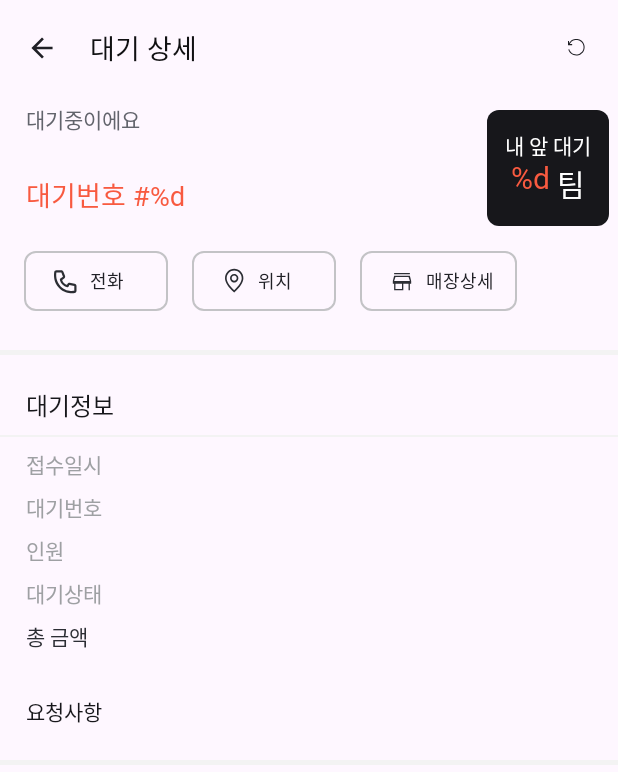
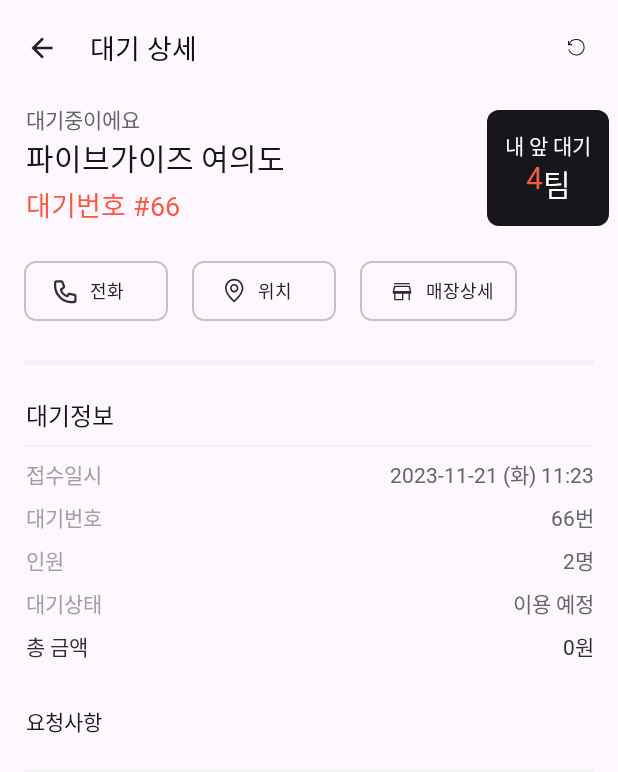
Before and after one commit to DOSOPT-CDS-TABLING/Tabling-Android, an Android app: the WaitingDetailActivity screen opened directly, with no data from a screen before it, on a phone screen of 412 x 824 dp. Shown: the top 772 px of the screen. Run offline under Robolectric (Android 15) with nearby library versions, the phone set to English and light mode, and no system bars; our stand-ins replace data binding.

Commit message:
[feat] #6 DataBinding 연결

```diff
--- a/app/src/main/java/org/sopt/tabling/presentation/waiting/WaitingDetailActivity.kt
+++ b/app/src/main/java/org/sopt/tabling/presentation/waiting/WaitingDetailActivity.kt
@@ -1,12 +1,18 @@
 package org.sopt.tabling.presentation.waiting
 
-import androidx.appcompat.app.AppCompatActivity
 import android.os.Bundle
+import androidx.activity.viewModels
 import org.sopt.tabling.R
+import org.sopt.tabling.databinding.ActivityWaitingDetailBinding
+import org.sopt.tabling.util.binding.BindingActivity
 
-class WaitingDetailActivity : AppCompatActivity() {
+class WaitingDetailActivity :
+    BindingActivity<ActivityWaitingDetailBinding>(R.layout.activity_waiting_detail) {
+    private val waitingViewModel by viewModels<WaitingViewModel>()
+
     override fun onCreate(savedInstanceState: Bundle?) {
         super.onCreate(savedInstanceState)
-        setContentView(R.layout.activity_waiting_detail)
+
+        binding.waitingData = waitingViewModel.waitingDetail.value
     }
 }
--- a/app/src/main/res/layout/activity_waiting_detail.xml
+++ b/app/src/main/res/layout/activity_waiting_detail.xml
@@ -6,8 +6,8 @@
     <data>
 
         <variable
-            name="dummyViewModel"
-            type="org.sopt.tabling.presentation.dummy.DummyViewModel" />
+            name="waitingData"
+            type="org.sopt.tabling.data.model.response.ResponseWaitingDetailDto.WaitingDetailData" />
     </data>
 
     <androidx.constraintlayout.widget.ConstraintLayout
@@ -44,6 +44,7 @@
             android:layout_width="wrap_content"
             android:layout_height="wrap_content"
             android:layout_marginStart="17dp"
+            android:text="@{waitingData.shopName}"
             android:textAppearance="@style/TextAppearance.H1"
             android:textColor="@color/gray_700"
             app:layout_constraintStart_toStartOf="parent"
@@ -56,22 +57,23 @@
             android:layout_height="wrap_content"
             android:layout_marginStart="17dp"
             android:layout_marginTop="3dp"
-            android:text="@string/waiting_number_primary"
+            android:text="@{@string/waiting_number_primary(waitingData.waitingNumber)}"
             android:textAppearance="@style/TextAppearance.H2"
             android:textColor="@color/primary"
             app:layout_constraintStart_toStartOf="parent"
-            app:layout_constraintTop_toBottomOf="@id/tv_waiting_detail_name" />
+            app:layout_constraintTop_toBottomOf="@id/tv_waiting_detail_name"
+            tools:text="@string/waiting_number_primary" />
 
         <androidx.constraintlayout.widget.ConstraintLayout
             android:layout_width="wrap_content"
             android:layout_height="wrap_content"
+            android:layout_marginTop="9dp"
+            android:layout_marginEnd="6dp"
             android:background="@drawable/shape_8dp_bg_gray_700"
-            android:layout_marginTop="9dp"
             android:paddingStart="12dp"
+            android:paddingTop="13dp"
             android:paddingEnd="12dp"
-            android:paddingTop="13dp"
             android:paddingBottom="13dp"
-            android:layout_marginEnd="6dp"
             app:layout_constraintEnd_toEndOf="parent"
             app:layout_constraintTop_toBottomOf="@id/tb_waiting_detail">
 
@@ -89,10 +91,11 @@
                 android:id="@+id/tv_front_waiting_number"
                 android:layout_width="wrap_content"
                 android:layout_height="wrap_content"
-                android:text="@string/front_waiting_number"
+                android:text="@{@string/front_waiting_number(waitingData.beforeCount)}"
                 android:textAppearance="@style/TextAppearance.H1"
                 android:textColor="@color/primary"
                 app:layout_constraintEnd_toStartOf="@id/tv_front_waiting_team"
+                app:layout_constraintHorizontal_chainStyle="packed"
                 app:layout_constraintStart_toStartOf="parent"
                 app:layout_constraintTop_toBottomOf="@id/tv_front_waiting" />
 
@@ -147,7 +150,7 @@
 
         <View
             android:id="@+id/view_waiting_horizontal_3dp"
-            android:layout_width="wrap_content"
+            android:layout_width="0dp"
             android:layout_height="3dp"
             android:layout_marginStart="16dp"
             android:layout_marginTop="22dp"
@@ -171,7 +174,7 @@
 
         <View
             android:id="@+id/view_waiting_horizontal_1dp"
-            android:layout_width="wrap_content"
+            android:layout_width="0dp"
             android:layout_height="1dp"
             android:layout_marginStart="16dp"
             android:layout_marginTop="8dp"
@@ -199,6 +202,7 @@
             android:layout_height="wrap_content"
             android:layout_marginTop="8dp"
             android:layout_marginEnd="16dp"
+            android:text="@{waitingData.orderDate}"
             android:textAppearance="@style/TextAppearance.Body2.SemiBold"
             android:textColor="@color/gray_300"
             app:layout_constraintEnd_toEndOf="parent"
@@ -223,6 +227,7 @@
             android:layout_height="wrap_content"
             android:layout_marginTop="8dp"
             android:layout_marginEnd="16dp"
+            android:text="@{@string/waiting_number_data(waitingData.waitingNumber)}"
             android:textAppearance="@style/TextAppearance.Body2.SemiBold"
             android:textColor="@color/gray_300"
             app:layout_constraintEnd_toEndOf="parent"
@@ -247,6 +252,7 @@
             android:layout_height="wrap_content"
             android:layout_marginTop="8dp"
             android:layout_marginEnd="16dp"
+            android:text="@{@string/waiting_person_data(waitingData.personCount)}"
             android:textAppearance="@style/TextAppearance.Body2.SemiBold"
             android:textColor="@color/gray_300"
             app:layout_constraintEnd_toEndOf="parent"
@@ -271,6 +277,7 @@
             android:layout_height="wrap_content"
             android:layout_marginTop="8dp"
             android:layout_marginEnd="16dp"
+            android:text="@{waitingData.orderStatus}"
             android:textAppearance="@style/TextAppearance.Body2.SemiBold"
             android:textColor="@color/gray_300"
             app:layout_constraintEnd_toEndOf="parent"
@@ -295,6 +302,7 @@
             android:layout_height="wrap_content"
             android:layout_marginTop="8dp"
             android:layout_marginEnd="16dp"
+            android:text="@{@string/waiting_total_price_data(waitingData.totalPrice)}"
             android:textAppearance="@style/TextAppearance.Body2.SemiBold"
             android:textColor="@color/gray_500"
             app:layout_constraintEnd_toEndOf="parent"
@@ -315,8 +323,8 @@
 
         <View
             android:id="@+id/view_waiting_horizontal_3dp_sec"
-            android:layout_width="wrap_content"
-            android:layout_height="3dp"
+            android:layout_width="0dp"
+            android:layout_height="1dp"
             android:layout_marginStart="16dp"
             android:layout_marginTop="22dp"
             android:layout_marginEnd="16dp"
@@ -331,11 +339,12 @@
             android:layout_height="wrap_content"
             android:layout_marginStart="17dp"
             android:layout_marginTop="8dp"
-            android:text="@string/waiting_request_default"
+            android:text="@{waitingData.requestContent}"
             android:textAppearance="@style/TextAppearance.Body2.SemiBold"
             android:textColor="@color/gray_000"
             app:layout_constraintStart_toStartOf="parent"
-            app:layout_constraintTop_toBottomOf="@id/view_waiting_horizontal_3dp_sec" />
+            app:layout_constraintTop_toBottomOf="@id/view_waiting_horizontal_3dp_sec"
+            tools:text="@string/waiting_request_default" />
 
     </androidx.constraintlayout.widget.ConstraintLayout>
 </layout>
```
